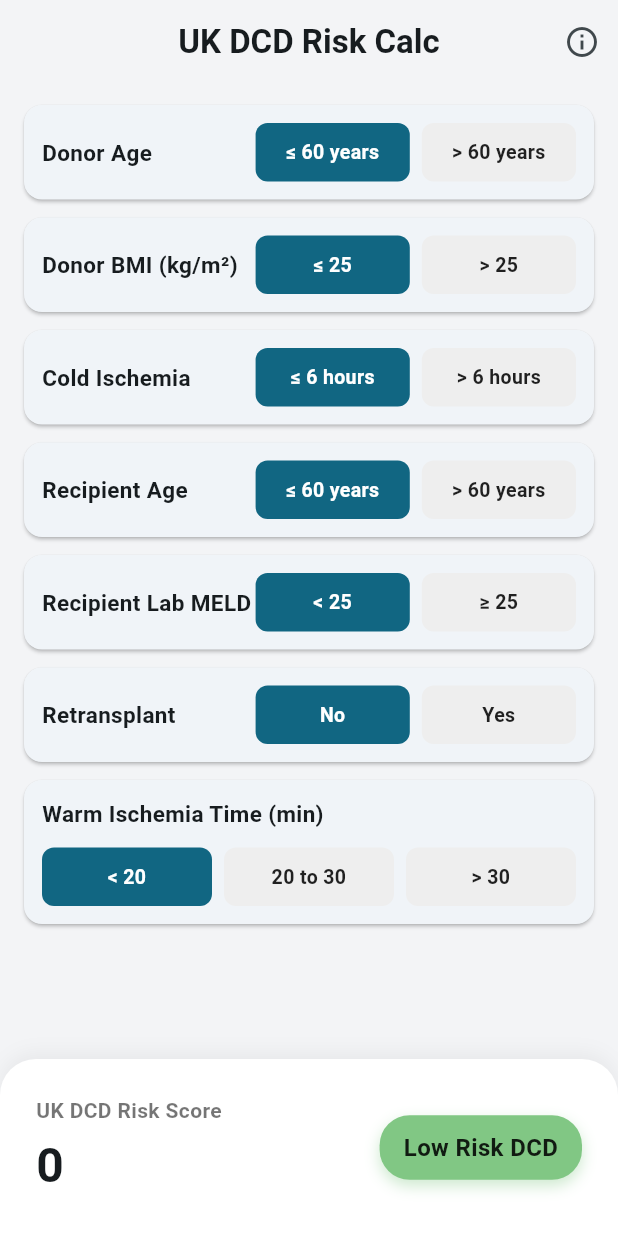
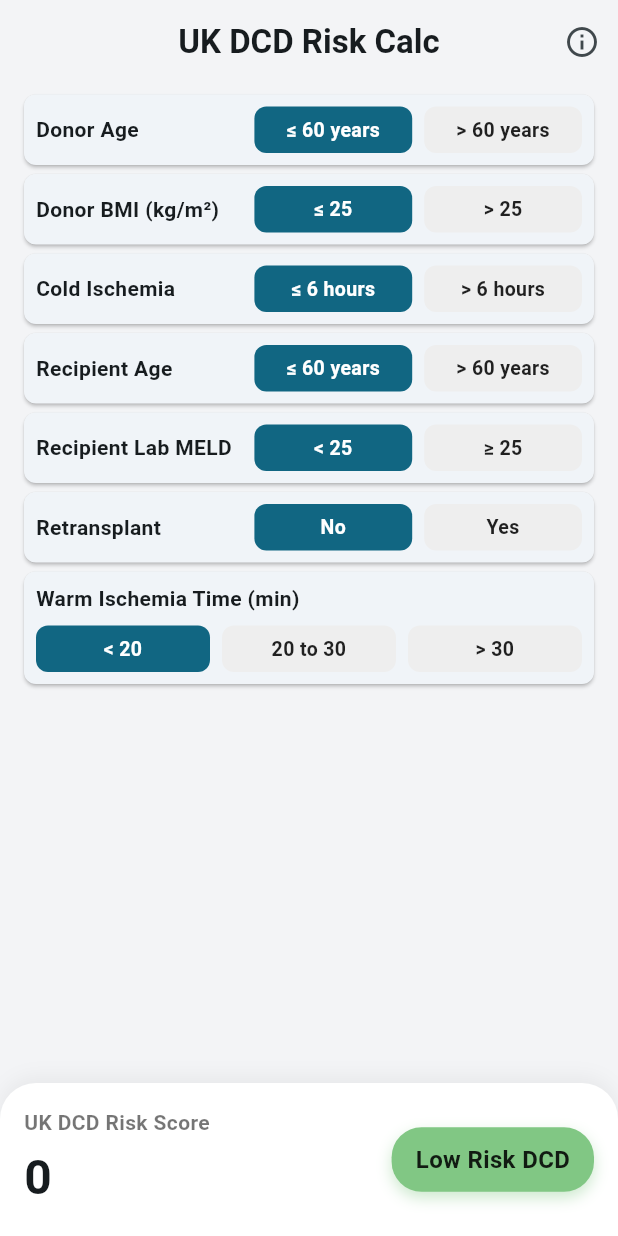
Before and after one commit to SurgeryAI/ukdcd_calc, a Flutter app: the screen it shows after launch, on a phone screen of 412 x 824 dp. Run offline on Flutter 3.47's test engine with Material 3 defaults, Android fonts, the light colour scheme and no system bars.

Commit message:
cmpress vertical ui

```diff
--- a/lib/main.dart
+++ b/lib/main.dart
@@ -95,17 +95,17 @@ class _CalcRiskState extends State<CalcRisk> {
     final bool isTrue = risks[riskKey] ?? false;
     return Card(
       elevation: 1,
-      margin: const EdgeInsets.symmetric(horizontal: 16, vertical: 6),
-      shape: RoundedRectangleBorder(borderRadius: BorderRadius.circular(12)),
+      margin: const EdgeInsets.symmetric(horizontal: 16, vertical: 3),
+      shape: RoundedRectangleBorder(borderRadius: BorderRadius.circular(8)),
       child: Padding(
-        padding: const EdgeInsets.all(12),
+        padding: const EdgeInsets.all(8),
         child: Row(
           children: [
             Expanded(
               flex: 2,
               child: Text(
                 title,
-                style: const TextStyle(fontSize: 15, fontWeight: FontWeight.w600),
+                style: const TextStyle(fontSize: 14, fontWeight: FontWeight.w600),
               ),
             ),
             Expanded(
@@ -139,18 +139,18 @@ class _CalcRiskState extends State<CalcRisk> {
   Widget _buildWarmIschCard() {
     return Card(
       elevation: 1,
-      margin: const EdgeInsets.symmetric(horizontal: 16, vertical: 6),
-      shape: RoundedRectangleBorder(borderRadius: BorderRadius.circular(12)),
+      margin: const EdgeInsets.symmetric(horizontal: 16, vertical: 3),
+      shape: RoundedRectangleBorder(borderRadius: BorderRadius.circular(8)),
       child: Padding(
-        padding: const EdgeInsets.all(12),
+        padding: const EdgeInsets.all(8),
         child: Column(
           crossAxisAlignment: CrossAxisAlignment.start,
           children: [
             const Text(
               'Warm Ischemia Time (min)',
-              style: TextStyle(fontSize: 15, fontWeight: FontWeight.w600),
+              style: TextStyle(fontSize: 14, fontWeight: FontWeight.w600),
             ),
-            const SizedBox(height: 12),
+            const SizedBox(height: 8),
             Row(
               children: [
                 Expanded(
@@ -210,7 +210,7 @@ class _CalcRiskState extends State<CalcRisk> {
             Expanded(
               child: ListView(
                 physics: const BouncingScrollPhysics(),
-                padding: const EdgeInsets.symmetric(vertical: 8),
+                padding: const EdgeInsets.symmetric(vertical: 4),
                 children: [
                   _buildToggleRow("Donor Age", "≤ 60 years", "> 60 years", "olderDonor"),
                   _buildToggleRow("Donor BMI (kg/m²)", "≤ 25", "> 25", "hiBMI"),
@@ -223,7 +223,7 @@ class _CalcRiskState extends State<CalcRisk> {
               ),
             ),
             Container(
-              padding: const EdgeInsets.all(24),
+              padding: const EdgeInsets.all(16),
               decoration: BoxDecoration(
                 color: Colors.white,
                 boxShadow: [
@@ -312,7 +312,7 @@ class _SelectButton extends StatelessWidget {
       child: AnimatedContainer(
         duration: const Duration(milliseconds: 200),
         alignment: Alignment.center,
-        padding: const EdgeInsets.symmetric(vertical: 10),
+        padding: const EdgeInsets.symmetric(vertical: 6),
         decoration: BoxDecoration(
           color: isSelected ? Theme.of(context).primaryColor : Colors.grey.shade200,
           borderRadius: BorderRadius.circular(8),
```
